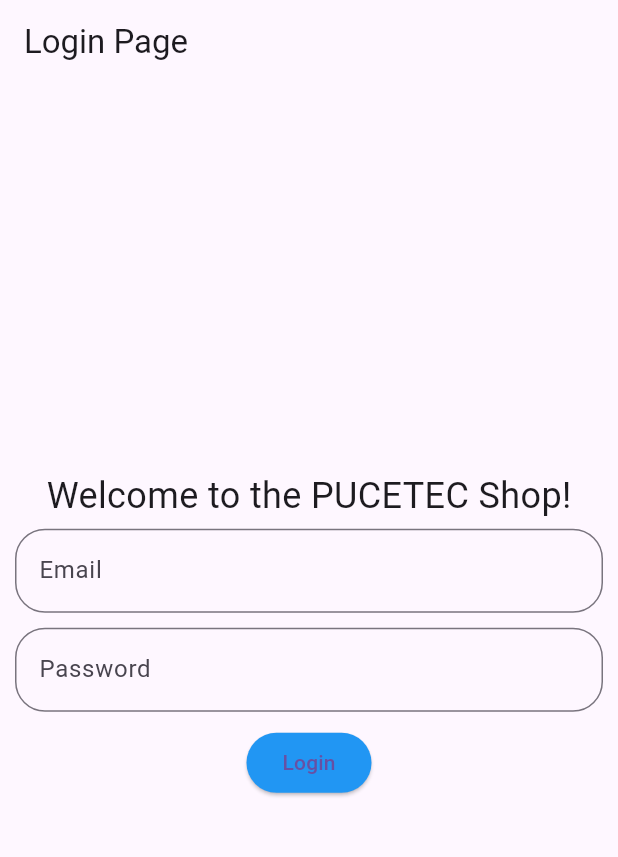
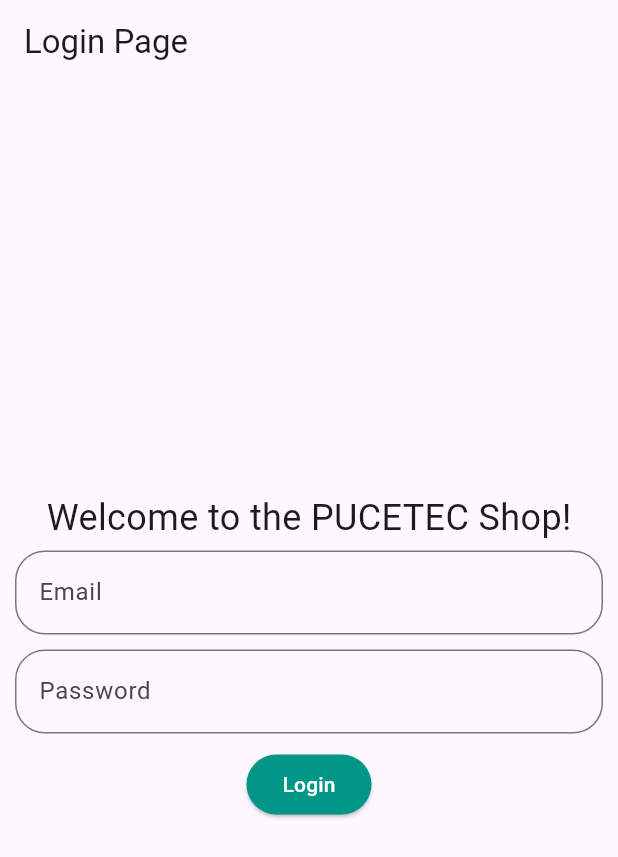
Before and after one commit to csparedes-pucesi/movil_pucetec_api, a Flutter app: the screen it shows after launch, after a tap on "Login", on a phone screen of 412 x 824 dp. Shown: the top 857 px of the screen. Run offline on Flutter 3.47's test engine with Material 3 defaults, Android fonts, the phone set to English and light mode, and no system bars; our stand-ins replace dio, flutter_riverpod, fluttertoast, go_router, shared_preferences; network calls fail.

Commit message:
final de parcial - Luis Rivadeneira

```diff
--- a/lib/main.dart
+++ b/lib/main.dart
@@ -13,14 +13,16 @@ void main() async {
   runApp(const ProviderScope(child: MyApp()));
 }
 
-class MyApp extends StatelessWidget {
+class MyApp extends ConsumerWidget {
   const MyApp({super.key});
 
   @override
-  Widget build(BuildContext context) {
+  Widget build(BuildContext context, WidgetRef ref) {
+    final routerProv = ref.watch(routerProvider);
     return MaterialApp.router(
+      debugShowCheckedModeBanner: false,
       title: 'Flutter Demo',
-      routerConfig: routerConfig,
+      routerConfig: routerProv,
     );
   }
 }
--- a/lib/pages/login_page.dart
+++ b/lib/pages/login_page.dart
@@ -1,9 +1,9 @@
 import 'package:flutter/material.dart';
 import 'package:flutter_riverpod/flutter_riverpod.dart';
-import 'package:go_router/go_router.dart';
 import 'package:movil_pucetec_api/config/shared_prefs.dart';
 import 'package:movil_pucetec_api/providers/auth_provider.dart';
 import 'package:movil_pucetec_api/routes/app_routes.dart';
+import 'package:fluttertoast/fluttertoast.dart';
 
 class LoginPage extends ConsumerWidget {
   const LoginPage({super.key});
@@ -27,6 +27,7 @@ class LoginPage extends ConsumerWidget {
             Padding(
               padding: const EdgeInsets.symmetric(horizontal: 10, vertical: 5),
               child: TextFormField(
+                keyboardType: TextInputType.emailAddress,
                 controller: _emailController,
                 decoration: InputDecoration(
                   labelText: 'Email',
@@ -55,7 +56,7 @@ class LoginPage extends ConsumerWidget {
               padding: const EdgeInsets.symmetric(horizontal: 10, vertical: 5),
               child: ElevatedButton(
                 style: ButtonStyle(
-                  backgroundColor: MaterialStateProperty.all(Colors.blue),
+                  backgroundColor: MaterialStateProperty.all(Colors.teal),
                   shape: MaterialStateProperty.all(
                     RoundedRectangleBorder(
                       borderRadius: BorderRadius.circular(20),
@@ -82,20 +83,27 @@ class LoginPage extends ConsumerWidget {
                     // guardar los datos en el shared preferences
                     await SharedPrefs.prefs.setString('token', token);
                     // redireccionamos a la pagina de dashboard
-                    context.go(RoutesNames.dashboard);
+                    ref.read(routerProvider).go(RoutesNames.dashboard);
                   } else {
                     // capturar los mensajes desde backend
                     final msg = resp['data']['message'];
-                    ref.read(msgProvider.notifier)
-                      .update((state) => msg.toString());
+                    ref
+                        .read(msgProvider.notifier)
+                        .update((state) => msg.toString());
+
+                    Fluttertoast.showToast(
+                        msg: msg.toString(),
+                        toastLength: Toast.LENGTH_SHORT,
+                        gravity: ToastGravity.CENTER,
+                        timeInSecForIosWeb: 1,
+                        backgroundColor: Colors.red,
+                        textColor: Colors.white,
+                        fontSize: 16.0);
                   }
                 },
-                child: const Text('Login'),
+                child:
+                    const Text('Login', style: TextStyle(color: Colors.white)),
               ),
-            ),
-            Text(
-              ref.watch(msgProvider),
-              style: const TextStyle(fontSize: 20, color: Colors.red),
             ),
           ],
         ),
--- a/lib/routes/app_routes.dart
+++ b/lib/routes/app_routes.dart
@@ -1,4 +1,6 @@
+import 'package:flutter_riverpod/flutter_riverpod.dart';
 import 'package:go_router/go_router.dart';
+import 'package:movil_pucetec_api/pages/create_product_page.dart';
 import 'package:movil_pucetec_api/pages/dashboard_page.dart';
 import 'package:movil_pucetec_api/pages/login_page.dart';
 import 'package:movil_pucetec_api/pages/register_page.dart';
@@ -7,7 +9,10 @@ class RoutesNames {
   static String login = '/';
   static String register = '/register';
   static String dashboard = '/dashboard';
+  static String createProduct = '/create-product';
 }
+
+final routerProvider = Provider((ref) => routerConfig);
 
 final routerConfig = GoRouter(routes: [
   GoRoute(
@@ -22,4 +27,8 @@ final routerConfig = GoRouter(routes: [
     path: RoutesNames.dashboard,
     builder: (context, state) => const DashboardPage(),
   ),
+  GoRoute(
+    path: RoutesNames.createProduct,
+    builder: (context, state) => const CreateProductPage(),
+  ),
 ]);
--- a/pubspec.yaml
+++ b/pubspec.yaml
@@ -35,6 +35,7 @@ dependencies:
   flutter_riverpod: ^2.4.9
   go_router: ^12.1.1
   shared_preferences: ^2.2.2
+  fluttertoast: ^8.2.4
 
 dev_dependencies:
   flutter_lints: ^2.0.0
```
Also changed, not shown: lib/model/category_model.dart (added, +23 -0 lines), lib/model/product_model.dart (added, +43 -0 lines), lib/pages/create_product_page.dart (added, +14 -0 lines), lib/pages/dashboard_page.dart (+33 -18 lines), lib/providers/products_provider.dart (+7 -5 lines), pubspec.lock, 1 other file.
